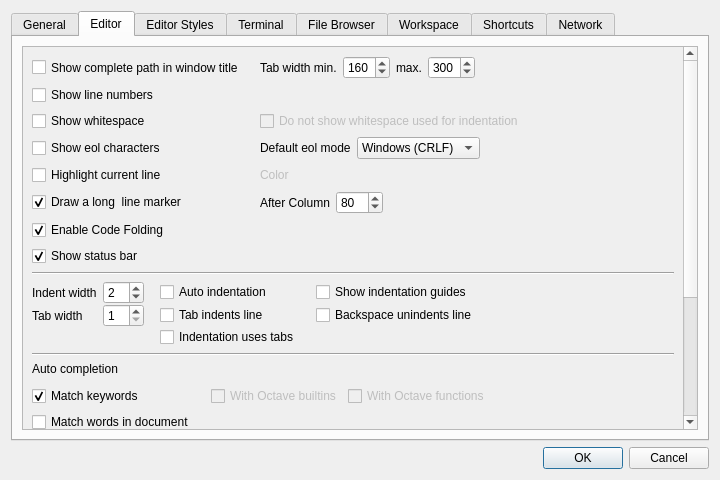
The window that libgui/src/settings-dialog.ui (ctaggart/octave) describes before a commit, drawn with Qt 5.
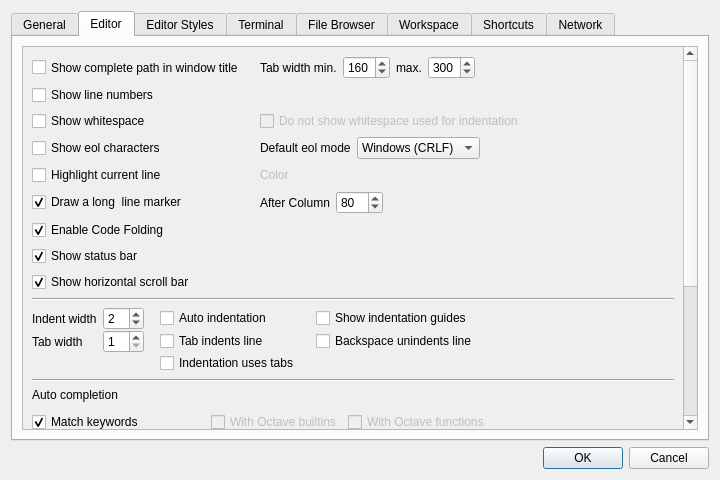
The same window after the commit. The open tabs and pages were chosen to show the change.

Commit message:
hiding horizontal scroll bar in editor when not needed (bug #41592)
* file-editor-tab.cc (notice_settings): only show horizontal scroll bar if
  set in the settings and set scroll size to -1 (no scroll bar if not needed)

* settings-dialog.ui: new checkbox for enabling horizontal scroll bar

* settings-dialog.cc (ctor): init new checkbox with value from settings file;
  (write_changed_settings): write state from new checkbox into settings file

branch : gui-release

What changed in the file:
```diff
--- a/libgui/src/settings-dialog.ui
+++ b/libgui/src/settings-dialog.ui
@@ -454,7 +454,7 @@
             <x>0</x>
             <y>0</y>
             <width>662</width>
-            <height>634</height>
+            <height>661</height>
            </rect>
           </property>
           <layout class="QVBoxLayout" name="verticalLayout_16">
@@ -782,6 +782,19 @@
                  </item>
                 </layout>
                </item>
+               <item row="9" column="0">
+                <widget class="QCheckBox" name="cb_show_hscrollbar">
+                 <property name="enabled">
+                  <bool>true</bool>
+                 </property>
+                 <property name="text">
+                  <string>Show horizontal scroll bar</string>
+                 </property>
+                 <property name="checked">
+                  <bool>true</bool>
+                 </property>
+                </widget>
+               </item>
               </layout>
              </item>
              <item>
```
Left out of the diff: 2 changed lines with no effect on the pictures. The commit also changes 2 other files.
